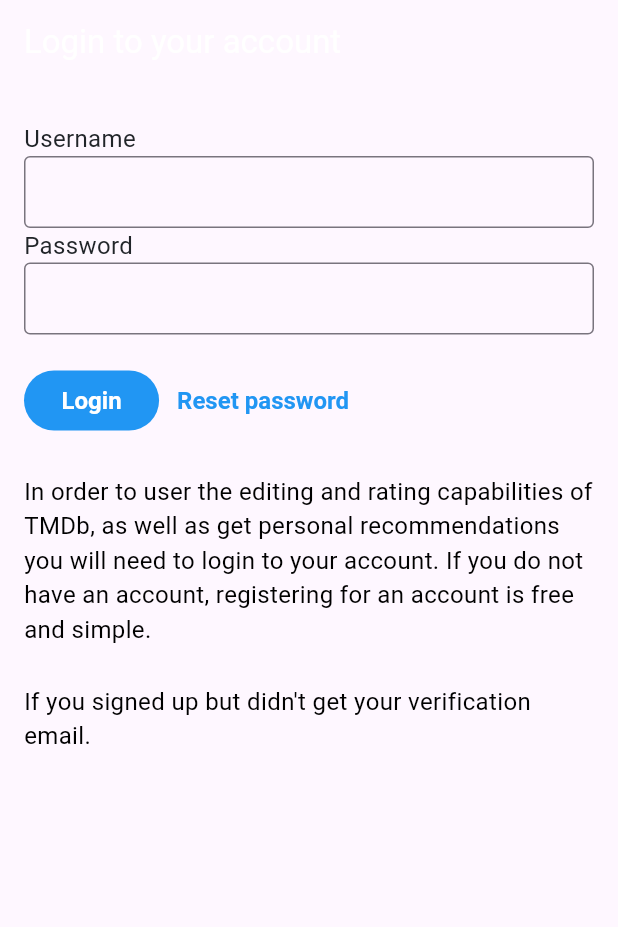
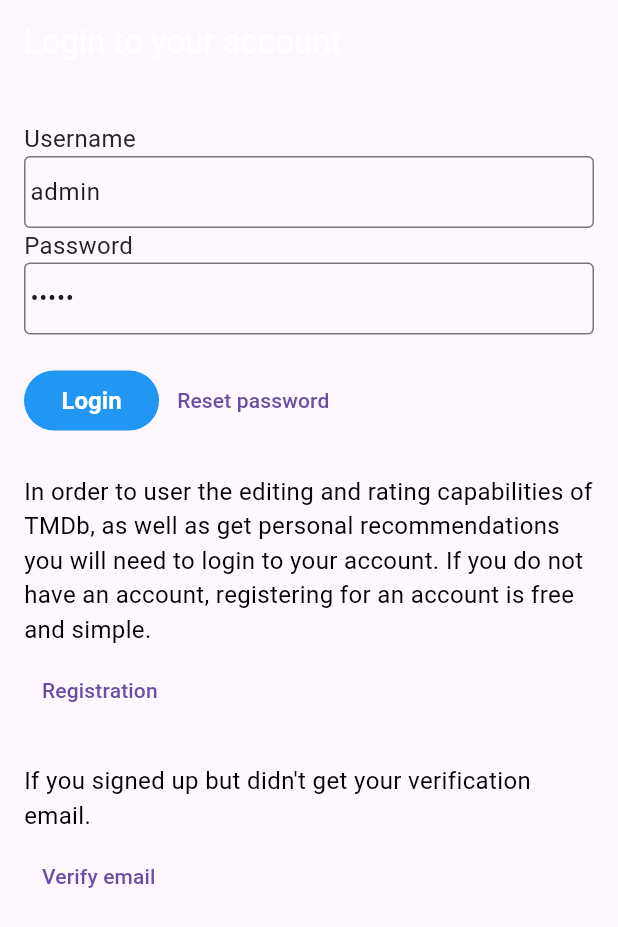
Before and after one commit to THE-STANLEY/themoviedb, a Flutter app: the screen it shows after launch, on a phone screen of 412 x 824 dp. Shown: the top 927 px of the screen. Run offline on Flutter 3.47's test engine with Material 3 defaults, Android fonts, the phone set to English and light mode, and no system bars.

```diff
--- a/lib/widgets/auth/auth_widget.dart
+++ b/lib/widgets/auth/auth_widget.dart
@@ -1,4 +1,6 @@
 import 'package:flutter/material.dart';
+import 'package:themoviedb/Theme/app_button_style.dart';
+import 'package:themoviedb/widgets/main_screen/main_screen_widget.dart';
 
 class AuthWidget extends StatefulWidget {
   const AuthWidget({super.key});
@@ -34,15 +36,28 @@ class _HeaderWidget extends StatelessWidget {
     return Padding(
       padding: const EdgeInsets.symmetric(horizontal: 16),
       child: Column(
+        crossAxisAlignment: CrossAxisAlignment.start,
         children: [
           const SizedBox(height: 25),
           const _FormWidget(),
           const SizedBox(height: 25),
-          Text('In order to user the editing and rating capabilities of TMDb, as well as get personal recommendations you will need to login to your account. If you do not have an account, registering for an account is free and simple.', textDirection: TextDirection.ltr,
+          const Text('In order to user the editing and rating capabilities of TMDb, as well as get personal recommendations you will need to login to your account. If you do not have an account, registering for an account is free and simple.', textDirection: TextDirection.ltr,
           style: textStyle),
+          const SizedBox(height: 5),
+          TextButton(
+            onPressed: (){},
+            style: AppButtonStyle.linkButton,
+            child: const Text("Registration", textDirection: TextDirection.ltr),
+          ),
           const SizedBox(height: 25),
-          Text("If you signed up but didn't get your verification email.", textDirection: TextDirection.ltr,
-          style: textStyle)
+          const Text("If you signed up but didn't get your verification email.", textDirection: TextDirection.ltr,
+          style: textStyle),
+          const SizedBox(height: 5),
+          TextButton(
+            onPressed: (){},
+            style: AppButtonStyle.linkButton,
+            child: const Text("Verify email", textDirection: TextDirection.ltr),
+          ),
         ],
       ),
     );
@@ -57,24 +72,49 @@ class _FormWidget extends StatefulWidget {
 }
 
 class _FormWidgetState extends State<_FormWidget> {
+  final _loginTextController = TextEditingController(text: 'admin');
+  final _passwordTextController = TextEditingController(text: 'admin');
+  String? errorText = null;
+
+   void _auth() {
+    final login = _loginTextController.text;
+    final password = _passwordTextController.text;
+
+    if (login == 'admin' && password == 'admin') {
+      errorText = null;
+      Navigator.of(context).pushReplacementNamed('/main_screen');
+    } else {
+      errorText = 'Неверный логин или пароль';
+    }
+    setState(() {});
+   }
+
+   void _resetPassword() {
+    print("reset password");
+   }
+
   @override
   Widget build(BuildContext context) {
 
     const textStyle = TextStyle(fontSize: 16, color: Color(0xFF212529));
-
+    final errorText = this.errorText;
     return Column(
       crossAxisAlignment: CrossAxisAlignment.start,
       children: [
-        Text('Username', style: textStyle),
-        const TextField(decoration: InputDecoration(border: OutlineInputBorder(), contentPadding: EdgeInsets.zero)),
-        Text('Password', style: textStyle),
-        const TextField(decoration: InputDecoration(border: OutlineInputBorder(), contentPadding: EdgeInsets.zero), obscureText: true,),
+        if (errorText != null) ...[
+          Text(errorText, style: const TextStyle(fontSize: 17, color: Colors.red)),
+          const SizedBox(height: 15),
+        ],
+        const Text('Username', style: textStyle),
+        TextField(controller: _loginTextController, decoration: const InputDecoration(border: OutlineInputBorder(), contentPadding: EdgeInsets.zero)),
+        const Text('Password', style: textStyle),
+        TextField(controller: _passwordTextController, decoration: const InputDecoration(border: OutlineInputBorder(), contentPadding: EdgeInsets.zero), obscureText: true,),
         Padding(
           padding: const EdgeInsets.only(top: 20),
           child: Row(
             children: [
               TextButton(
-                onPressed: () {},
+                onPressed: _auth,
                 style: const ButtonStyle(
                   padding: WidgetStatePropertyAll(
                     EdgeInsets.symmetric(
@@ -89,11 +129,8 @@ class _FormWidgetState extends State<_FormWidget> {
                 child: const Text('Login')
               ),
               TextButton(
-                  style: const ButtonStyle(
-                  foregroundColor: WidgetStatePropertyAll(Colors.blue),
-                  textStyle: WidgetStatePropertyAll(TextStyle(fontWeight: FontWeight.w700, fontSize: 16)),
-                ),
-                onPressed: () {},
+                  style: AppButtonStyle.linkButton,
+                onPressed: _resetPassword,
                 child: const Text('Reset password')
               ),
             ],
```
